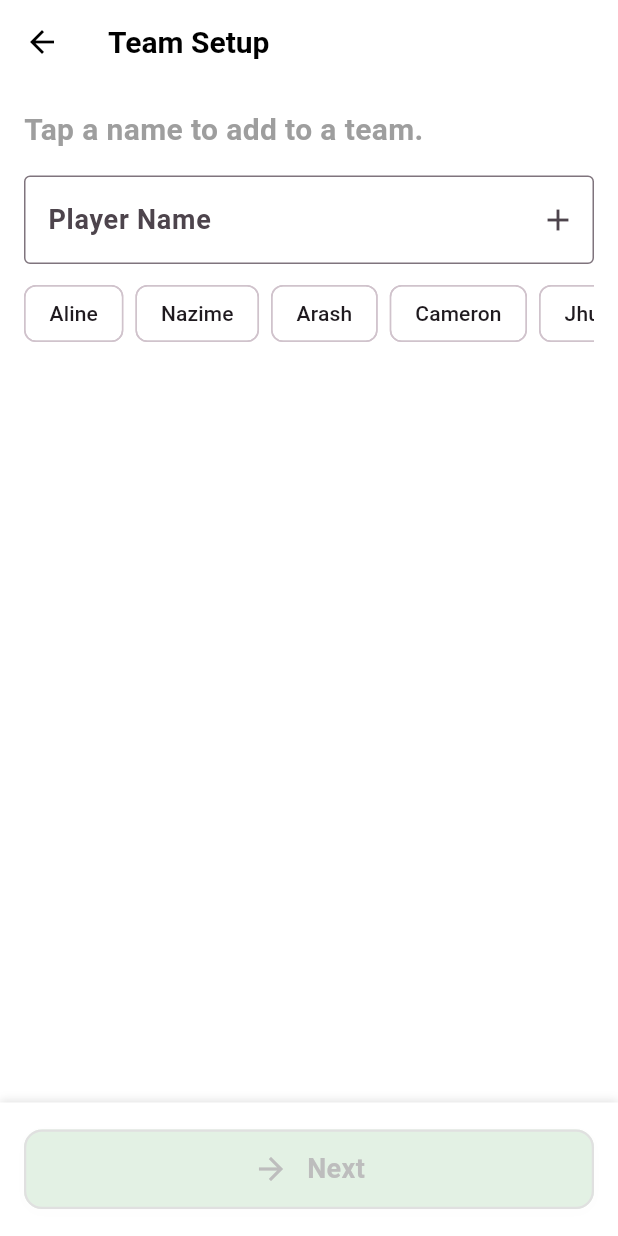
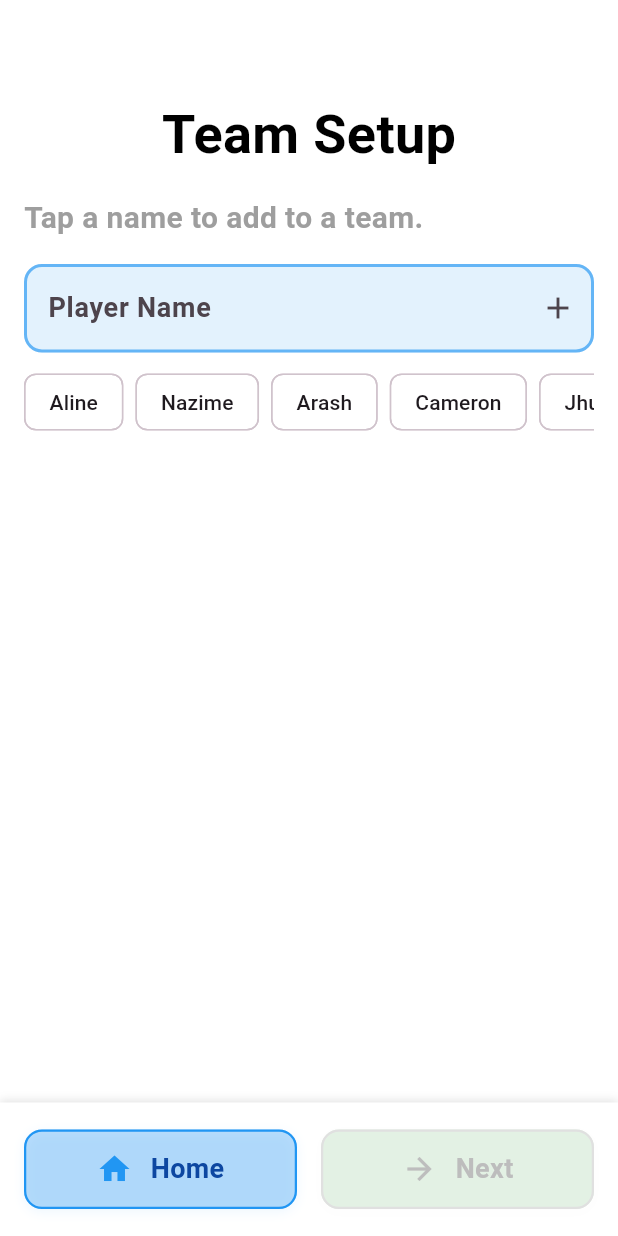
Before and after one commit to luqmaany/frequency, a Flutter app: the screen it shows after launch, after a tap on "Start Game", on a phone screen of 412 x 824 dp. Run offline on Flutter 3.47's test engine with Material 3 defaults, Android fonts, the phone set to English and light mode, and no system bars; our stand-ins replace animated_text_kit, confetti, flutter_card_swiper, flutter_riverpod, shared_preferences.

Commit message:
Add new images and update pubspec for flutter_colorpicker dependency
Introduce new image assets for the application and add flutter_colorpicker as a dependency in pubspec.yaml. Enhance game settings and setup screens with improved UI elements, including updated text styles and input decorations for better user experience. Implement haptic feedback on team color button taps to enhance interactivity.

```diff
--- a/lib/screens/game_setup_screen.dart
+++ b/lib/screens/game_setup_screen.dart
@@ -109,9 +109,6 @@ class _GameSetupScreenState extends ConsumerState<GameSetupScreen>
     final gameConfig = ref.watch(gameSetupProvider);
 
     return Scaffold(
-      appBar: AppBar(
-        title: const Text('Team Setup'),
-      ),
       body: Stack(
         children: [
           // Global DragTarget for removing players (background)
@@ -165,6 +162,17 @@ class _GameSetupScreenState extends ConsumerState<GameSetupScreen>
                 child: ListView(
                   padding: const EdgeInsets.all(16),
                   children: [
+                    const SizedBox(height: 48),
+                    const Center(
+                      child: Text(
+                        'Team Setup',
+                        style: TextStyle(
+                          fontSize: 36,
+                          fontWeight: FontWeight.bold,
+                        ),
+                      ),
+                    ),
+                    const SizedBox(height: 16),
                     Text(
                       gameConfig.playerNames.length >= 12
                           ? 'Maximum 12 players reached. Remove players to add more.'
@@ -179,7 +187,7 @@ class _GameSetupScreenState extends ConsumerState<GameSetupScreen>
                     ),
                     const SizedBox(height: 16),
                     const PlayerInput(),
-                    const SizedBox(height: 32),
+                    const SizedBox(height: 0),
                     if (gameConfig.teams.isNotEmpty)
                       GridView.builder(
                         shrinkWrap: true,
@@ -251,6 +259,13 @@ class _GameSetupScreenState extends ConsumerState<GameSetupScreen>
                                         ),
                                         child: Chip(
                                           label: Text(player),
+                                          backgroundColor:
+                                              Theme.of(context).brightness ==
+                                                      Brightness.dark
+                                                  ? color.background
+                                                      .withOpacity(0.2)
+                                                  : color.background,
+                                          side: BorderSide(color: color.border),
                                         ),
                                         onDragStarted: () {
                                           _dropAcceptedByTeam = false;
@@ -336,6 +351,18 @@ class _GameSetupScreenState extends ConsumerState<GameSetupScreen>
                   children: [
                     Expanded(
                       child: TeamColorButton(
+                        text: 'Home',
+                        icon: Icons.home,
+                        color: uiColors[0],
+                        onPressed: () {
+                          Navigator.of(context)
+                              .popUntil((route) => route.isFirst);
+                        },
+                      ),
+                    ),
+                    const SizedBox(width: 16),
+                    Expanded(
+                      child: TeamColorButton(
                         text: 'Next',
                         icon: Icons.arrow_forward,
                         color: uiColors[1],
--- a/lib/screens/home_screen.dart
+++ b/lib/screens/home_screen.dart
@@ -16,24 +16,31 @@ class HomeScreen extends ConsumerWidget {
       Colors.red,
     ];
     return Scaffold(
+      backgroundColor: Colors.white, // Default background
       body: SafeArea(
         child: Padding(
           padding: const EdgeInsets.all(24.0),
           child: Column(
             crossAxisAlignment: CrossAxisAlignment.stretch,
             children: [
-              const Text(
+              // Color picker removed
+              const SizedBox(height: 24),
+              const Center(
+                child: Text(
                   'Welcome back!',
                   style: TextStyle(
                     fontSize: 32,
                     fontWeight: FontWeight.bold,
                   ),
                 ),
-              const Text(
+              ),
+              const Center(
+                child: Text(
                   'Ready to get roasted?',
                   style: TextStyle(
                     fontSize: 24,
                     color: Colors.grey,
+                  ),
                 ),
               ),
               const SizedBox(height: 48),
@@ -95,8 +102,7 @@ class HomeScreen extends ConsumerWidget {
     Color color,
   ) {
     final bool isDark = Theme.of(context).brightness == Brightness.dark;
-    final Color buttonColor =
-        isDark ? color.withOpacity(0.18) : color.withOpacity(0.2);
+    final Color buttonColor = color.withOpacity(0.35);
     final Color borderColor = isDark ? color.withOpacity(0.7) : color;
     final Color iconColor = borderColor;
     final Color textColor = isDark ? const Color(0xFFE0E0E0) : Colors.black;
--- a/lib/widgets/player_input.dart
+++ b/lib/widgets/player_input.dart
@@ -110,7 +110,16 @@ class _PlayerInputState extends ConsumerState<PlayerInput> {
     return Column(
       crossAxisAlignment: CrossAxisAlignment.start,
       children: [
-        TextField(
+        Builder(
+          builder: (context) {
+            final isDark = Theme.of(context).brightness == Brightness.dark;
+            final fillColor =
+                isDark ? Colors.blueGrey.shade900 : Colors.blue.shade50;
+            final borderColor =
+                isDark ? Colors.blueGrey.shade700 : Colors.blue.shade300;
+            final focusedBorderColor =
+                isDark ? Colors.blue.shade200 : Colors.blue;
+            return TextField(
               controller: _controller,
               focusNode: _focusNode,
               enabled: gameConfig.playerNames.length < 12,
@@ -124,16 +133,32 @@ class _PlayerInputState extends ConsumerState<PlayerInput> {
                   onPressed:
                       gameConfig.playerNames.length >= 12 ? null : _addPlayer,
                 ),
-            border: const OutlineInputBorder(),
+                filled: true,
+                fillColor: fillColor,
+                border: OutlineInputBorder(
+                  borderRadius: BorderRadius.circular(12),
+                  borderSide: BorderSide(color: borderColor, width: 2),
                 ),
-          onSubmitted:
-              gameConfig.playerNames.length >= 12 ? null : (_) => _addPlayer(),
+                enabledBorder: OutlineInputBorder(
+                  borderRadius: BorderRadius.circular(12),
+                  borderSide: BorderSide(color: borderColor, width: 2),
+                ),
+                focusedBorder: OutlineInputBorder(
+                  borderRadius: BorderRadius.circular(12),
+                  borderSide: BorderSide(color: focusedBorderColor, width: 2),
+                ),
+              ),
+              onSubmitted: gameConfig.playerNames.length >= 12
+                  ? null
+                  : (_) => _addPlayer(),
               onChanged: (_) {
                 if (_errorMessage != null) {
                   setState(() {
                     _errorMessage = null;
                   });
                 }
+              },
+            );
           },
         ),
         const SizedBox(height: 8),
@@ -167,10 +192,11 @@ class _PlayerInputState extends ConsumerState<PlayerInput> {
   }
 
   Widget _buildChip(String suggestion, GameConfig gameConfig) {
+    final isDark = Theme.of(context).brightness == Brightness.dark;
     return Padding(
       padding: const EdgeInsets.only(right: 8),
       child: ActionChip(
-        backgroundColor: Colors.white,
+        backgroundColor: isDark ? Colors.grey[850] : Colors.white,
         label: Text(suggestion),
         onPressed: gameConfig.playerNames.length >= 12
             ? null
--- a/pubspec.yaml
+++ b/pubspec.yaml
@@ -41,6 +41,7 @@ dependencies:
   # The following adds the Cupertino Icons font to your application.
   # Use with the CupertinoIcons class for iOS style icons.
   cupertino_icons: ^1.0.2
+  flutter_colorpicker: ^1.1.0
 
 dev_dependencies:
   flutter_test:
```
Also changed, not shown: lib/screens/game_settings_screen.dart (+8 -6 lines), lib/widgets/game_settings.dart (+42 -3 lines), lib/widgets/team_color_button.dart (+14 -1 lines), ChatGPT Image Jul 15, 2025, 09_09_28 PM.png (added), flutter_01.png (added), flutter_03.png (added), pubspec.lock. Lines whose indentation alone changed are shown as unchanged.
